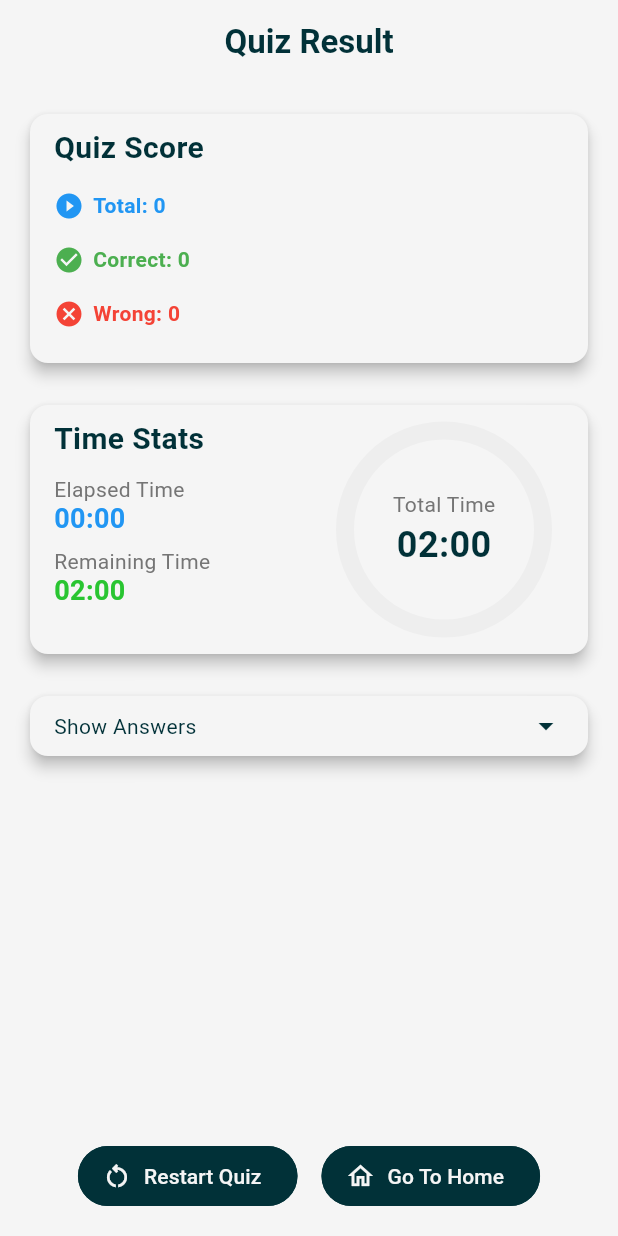
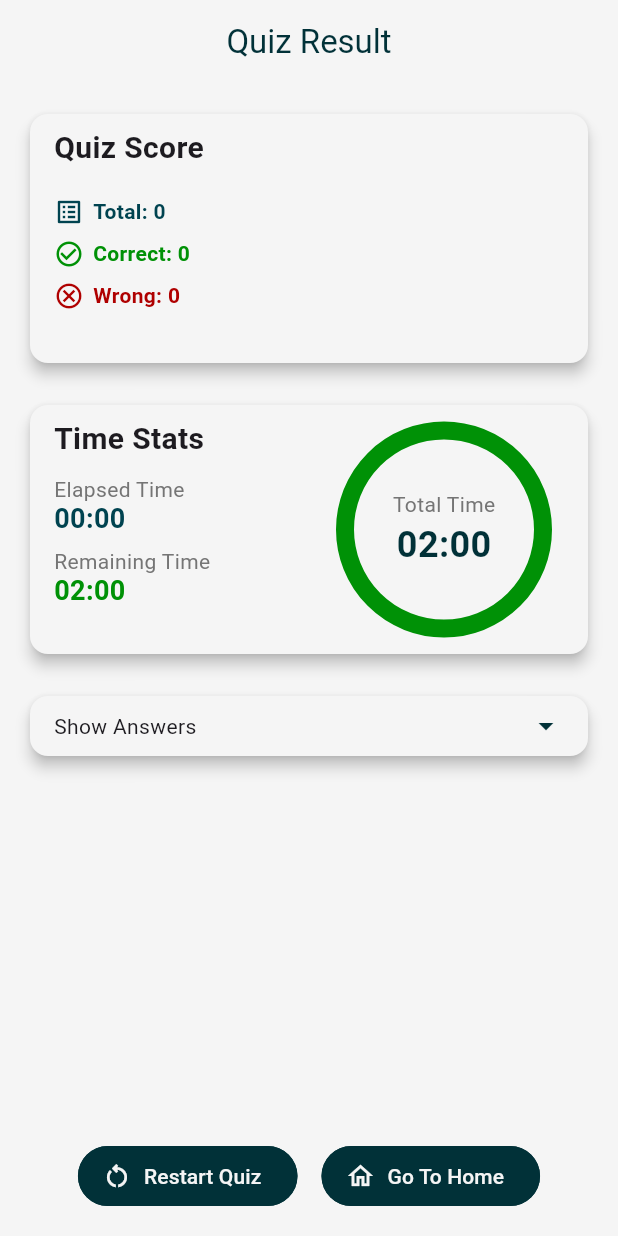
Before and after one commit to dev-zeb/quiz_master, a Flutter app: the ResultScreen screen opened directly with empty values, on a phone screen of 412 x 824 dp. Run offline on Flutter 3.47's test engine with Material 3 defaults, Android fonts, the phone set to English and light mode, and no system bars; our stand-ins replace flutter_riverpod, google_fonts, hive; missing offline and left inert: blinking_timer; accounts and stored records are empty; Roboto replaces fonts that are missing (Langar); statements that could not run were skipped.

Commit message:
Use Langar font for the app and modify some colors

```diff
--- a/lib/core/config/theme/theme.dart
+++ b/lib/core/config/theme/theme.dart
@@ -1,5 +1,6 @@
 // app_themes.dart
 import 'package:flutter/material.dart';
+import 'package:google_fonts/google_fonts.dart';
 
 class AppColors {
   // Primary Teal Palette
@@ -54,12 +55,7 @@
           tertiary: AppColors.tertiary,
         ),
         scaffoldBackgroundColor: AppColors.background,
-        textTheme: TextTheme(
-          bodyLarge: TextStyle(color: AppColors.primary),
-          bodyMedium: TextStyle(color: AppColors.primary),
-          titleLarge:
-              TextStyle(color: AppColors.primary, fontWeight: FontWeight.bold),
-        ),
+        textTheme: GoogleFonts.langarTextTheme(),
         iconTheme: const IconThemeData(color: AppColors.primary),
         splashFactory: InkRipple.splashFactory,
         highlightColor: AppColors.transparent,
@@ -86,5 +82,6 @@
         splashFactory: InkRipple.splashFactory,
         highlightColor: AppColors.transparent,
         splashColor: AppColors.primary.withOpacity(0.1),
+        textTheme: GoogleFonts.langarTextTheme(),
       );
 }
--- a/lib/features/quiz/presentation/screens/quiz_play_screen.dart
+++ b/lib/features/quiz/presentation/screens/quiz_play_screen.dart
@@ -73,6 +73,8 @@
             padding: const EdgeInsets.only(right: 8.0),
             child: BlinkingTimer(
               duration: Duration(seconds: _quizTimeSeconds),
+              slowBlinkingThreshold: 0.5,
+              fastBlinkingThreshold: 0.25,
               customTimerUI: (text, color, progress, _, isBlinking) {
                 return Stack(
                   alignment: Alignment.center,
@@ -90,7 +92,7 @@
                     ),
                     Row(
                       children: [
-                        Icon(Icons.lock_clock),
+                        Icon(Icons.timer_outlined),
                         const SizedBox(width: 8),
                         Text(
                           text,
--- a/lib/features/quiz/presentation/screens/result_screen.dart
+++ b/lib/features/quiz/presentation/screens/result_screen.dart
@@ -28,12 +28,10 @@
 }
 
 class _ResultScreenState extends ConsumerState<ResultScreen> {
-  final Color correctColor = Colors.green;
-  final Color wrongColor = Colors.red;
-  final Color progressHigh = Colors.blue[500]!;
-  final Color progressMedium = Colors.orange;
-  final Color progressLow = Colors.red;
-  final Color timeRemainingColor = const Color(0xFF29C531);
+  final Color progressHigh = Color(0xFF004350);
+  final Color progressMedium = Color(0xFFA87700);
+  final Color progressLow = Color(0xFFAF0000);
+  final Color correctColor = const Color(0xFF009106);
 
   bool _showSummary = false;
 
@@ -105,7 +103,7 @@
           sectionsSpace: 2,
           sections: [
             PieChartSectionData(
-              color: Colors.red,
+              color: progressLow,
               value: (total - correct).toDouble(),
               title: '$wrongAnswerPercentage%',
               radius: 72,
@@ -117,7 +115,7 @@
               titlePositionPercentageOffset: titleOffset,
             ),
             PieChartSectionData(
-              color: Colors.green,
+              color: correctColor,
               value: correct.toDouble(),
               title: '$correctAnswerPercentage%',
               radius: 72,
@@ -132,17 +130,12 @@
         ),
       ),
       infoWidget: [
-        const SizedBox(height: 12),
-        _buildTag(Icons.play_circle_filled, "Total", total, progressHigh),
-        const SizedBox(height: 12),
-        _buildTag(Icons.check_circle, "Correct", correct, correctColor),
-        const SizedBox(height: 12),
-        _buildTag(
-          Icons.cancel,
-          "Wrong",
-          total - correct,
-          wrongColor,
-        ),
+        const SizedBox(height: 16),
+        _buildTag(Icons.list_alt, "Total", total, progressHigh),
+        const SizedBox(height: 4),
+        _buildTag(Icons.check_circle_outline, "Correct", correct, correctColor),
+        const SizedBox(height: 4),
+        _buildTag(Icons.cancel_outlined, "Wrong", total - correct, progressLow),
       ],
     );
   }
@@ -158,11 +151,12 @@
         getMinutesAndSeconds(widget.totalDurationSeconds ?? 120);
 
     double progress = elapsedTime / (widget.totalDurationSeconds ?? 120);
-    Color progressColor = progress <= 0.2
-        ? Colors.blue[500]!
-        : progress <= 0.5
-            ? Colors.orange
-            : Colors.red;
+    double remainingProgress = 1 - progress;
+    Color progressColor = remainingProgress <= 0.2
+        ? progressLow
+        : remainingProgress <= 0.5
+            ? progressMedium
+            : progressHigh;
 
     return QuizChartItem(
       chartTitle: 'Time Stats',
@@ -175,7 +169,7 @@
             child: CircularProgressIndicator(
               value: progress.clamp(0.0, 1.0),
               strokeWidth: 12,
-              backgroundColor: Colors.grey[200],
+              backgroundColor: correctColor,
               valueColor: AlwaysStoppedAnimation<Color>(progressColor),
             ),
           ),
@@ -214,7 +208,7 @@
           optionTitle: 'Remaining Time',
           optionValue:
               '$remainingMinutes:${remainingSeconds.toString().padLeft(2, '0')}',
-          optionColor: const Color(0xFF29C531),
+          optionColor: correctColor,
         ),
       ],
     );
--- a/lib/features/quiz/presentation/widgets/quiz_result_list_item.dart
+++ b/lib/features/quiz/presentation/widgets/quiz_result_list_item.dart
@@ -11,6 +11,9 @@
 
   @override
   Widget build(BuildContext context) {
+    final Color correctColor = const Color(0xFF009106);
+    final Color errorColor = Color(0xFFAF0000);
+
     return Card(
       margin: const EdgeInsets.symmetric(vertical: 8),
       elevation: 3,
@@ -22,7 +25,7 @@
             CircleAvatar(
               radius: 15,
               backgroundColor:
-                  questionSummary.isCorrect ? Colors.green : Colors.red,
+                  questionSummary.isCorrect ? correctColor : errorColor,
               child: Icon(
                 questionSummary.isCorrect ? Icons.check : Icons.close,
                 color: Colors.white,
@@ -47,13 +50,13 @@
                           ? "Not Answered!"
                           : "Your Answer: ${questionSummary.userAnswer}",
                       style: TextStyle(
-                        color: Colors.red,
+                        color: errorColor,
                       ),
                     ),
                   Text(
                     "Correct Answer: ${questionSummary.correctAnswer}",
                     style: TextStyle(
-                      color: Colors.green,
+                      color: correctColor,
                     ),
                   ),
                 ],
--- a/pubspec.yaml
+++ b/pubspec.yaml
@@ -39,6 +39,7 @@
   fpdart: ^1.1.1
   fl_chart: ^0.70.2
   blinking_timer: ^1.0.0
+  google_fonts: ^6.2.1
 
 dev_dependencies:
   flutter_test:
```
Also changed, not shown: pubspec.lock.
